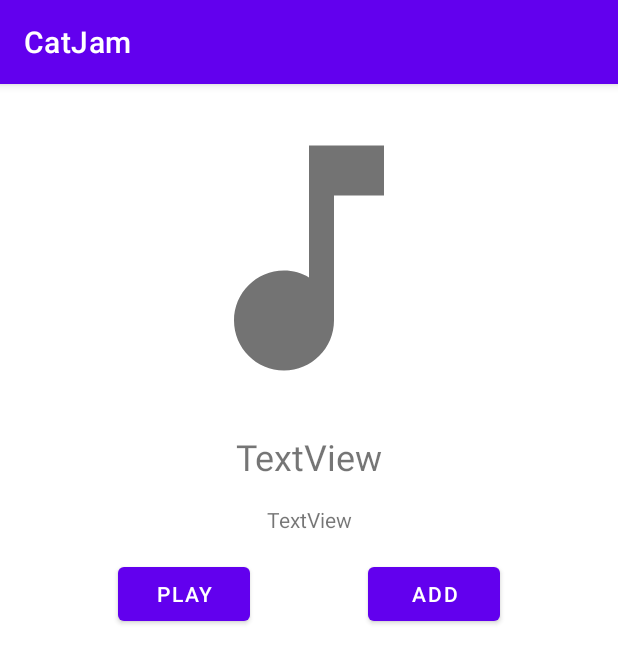
After one commit to adnan-mujagic/catjam2.0, an Android app: the RecommendationDetails screen opened directly, with no data from a screen before it, on a phone screen of 412 x 824 dp. The commit adds this screen. Shown: the top 663 px of the screen. Run offline under Robolectric (Android 15) with nearby library versions, the phone set to English and light mode, and no system bars; our stand-ins replace Firebase (no records; nobody signed in at launch, a user with empty details on screens opened directly).

Commit message:
You can now add Recommended Songs to your Playlists

```diff
--- a/app/src/main/AndroidManifest.xml
+++ b/app/src/main/AndroidManifest.xml
@@ -11,6 +11,8 @@
         android:roundIcon="@mipmap/ic_launcher_round"
         android:supportsRtl="true"
         android:theme="@style/Theme.Catjam2">
+        <activity android:name=".activities.PickPlaylist"></activity>
+        <activity android:name=".activities.RecommendationDetails" />
         <activity android:name=".activities.Splash">
             <intent-filter>
                 <action android:name="android.intent.action.MAIN" />
@@ -22,9 +24,7 @@
         <activity android:name=".activities.SongDetails" />
         <activity android:name=".activities.PlaylistDetails" />
         <activity android:name=".activities.RegisterActivity" />
-        <activity android:name=".activities.LoginActivity">
-
-        </activity>
+        <activity android:name=".activities.LoginActivity" />
         <activity android:name=".activities.MainActivity" />
     </application>
 
--- a/app/src/main/java/com/example/catjam2/activities/PlaylistDetails.java
+++ b/app/src/main/java/com/example/catjam2/activities/PlaylistDetails.java
@@ -116,7 +116,7 @@ public class PlaylistDetails extends AppCompatActivity {
         if(songs.size() == 0){
             Toast.makeText(this, "You don't have any songs on this playlist!", Toast.LENGTH_SHORT).show();
         } else {
-            int a = rand.nextInt(songs.size());
+            int a = rand.nextInt(songs.size()-1);
             Song randSong = songs.get(a);
             Intent intent = new Intent(getBaseContext(), SongDetails.class);
 
--- /dev/null
+++ b/app/src/main/java/com/example/catjam2/activities/RecommendationDetails.java
@@ -0,0 +1,94 @@
+package com.example.catjam2.activities;
+
+import androidx.annotation.NonNull;
+import androidx.appcompat.app.AppCompatActivity;
+
+import android.content.Intent;
+import android.os.Bundle;
+import android.view.View;
+import android.widget.Button;
+import android.widget.ImageView;
+import android.widget.TextView;
+import android.widget.Toast;
+
+import com.example.catjam2.R;
+import com.example.catjam2.classes.Song;
+import com.example.catjam2.fragments.HomeFragment;
+import com.google.firebase.database.DataSnapshot;
+import com.google.firebase.database.DatabaseError;
+import com.google.firebase.database.DatabaseReference;
+import com.google.firebase.database.FirebaseDatabase;
+import com.google.firebase.database.ValueEventListener;
+
+import java.util.ArrayList;
+import java.util.List;
+
+public class RecommendationDetails extends AppCompatActivity {
+    String songId;
+    List<Song> songs;
+
+    Button playButton, addButton;
+    TextView recommendationName, recommendationArtist;
+    String songURL;
+    ImageView recommendationImage;
+
+    public static final String EXTRA_COVER = "EXTRA_COVER";
+    public static final String EXTRA_SONG_NAME = "EXTRA_SONG_NAME";
+    public static final String EXTRA_ARTIST_NAME = "EXTRA_ARTIST_NAME";
+    public static final String EXTRA_SONG_URL = "EXTRA_SONG_URL";
+
+    @Override
+    protected void onCreate(Bundle savedInstanceState) {
+        super.onCreate(savedInstanceState);
+        setContentView(R.layout.activity_recommendation_details);
+        songId=null;
+        songs=new ArrayList<>();
+        playButton = findViewById(R.id.recommendation_play_button);
+        addButton = findViewById(R.id.recommendation_add_button);
+        recommendationArtist = findViewById(R.id.recommendation_artist_text);
+        recommendationName = findViewById(R.id.recommendation_title_text);
+        recommendationImage = findViewById(R.id.recommendation_image);
+        recommendationImage.setImageResource(R.drawable.ic_baseline_music_note_24);
+        FirebaseDatabase database = FirebaseDatabase.getInstance();
+        DatabaseReference ref = database.getReference("recommendations");
+
+        Bundle extras = getIntent().getExtras();
+        if(extras!=null){
+            songId=extras.getString(HomeFragment.EXTRA_SONG_NAME);
+            songURL = extras.getString(HomeFragment.EXTRA_SONG_URL);
+
+            recommendationName.setText(extras.getString(HomeFragment.EXTRA_SONG_NAME));
+            recommendationArtist.setText(extras.getString(HomeFragment.EXTRA_ARTIST_NAME));
+            //WE NEED TO RETRIEVE A LIST OF RECOMMENDATIONS FROM THE DATABASE!
+
+            ref.addValueEventListener(new ValueEventListener() {
+                @Override
+                public void onDataChange(@NonNull DataSnapshot snapshot) {
+                    songs.clear();
+                    for(DataSnapshot songSnap : snapshot.child("songs").getChildren()){
+                        Song song = songSnap.getValue(Song.class);
+                        song.setCover(R.drawable.ic_baseline_music_note_24);
+                        songs.add(song);
+                    }
+                }
+
+                @Override
+                public void onCancelled(@NonNull DatabaseError error) {
+                    Toast.makeText(RecommendationDetails.this, "Oops, something went wrong!", Toast.LENGTH_SHORT).show();
+                }
+            });
+        }
+    }
+
+    public void add(View view){
+        Bundle extras = getIntent().getExtras();
+        Intent intent = new Intent(this,PickPlaylist.class);
+        intent.putExtra(EXTRA_SONG_NAME,extras.getString(HomeFragment.EXTRA_SONG_NAME));
+        intent.putExtra(EXTRA_SONG_URL,extras.getString(HomeFragment.EXTRA_SONG_URL));
+        intent.putExtra(EXTRA_ARTIST_NAME,extras.getString(HomeFragment.EXTRA_ARTIST_NAME));
+        intent.putExtra(EXTRA_COVER,extras.getString(HomeFragment.EXTRA_COVER));
+        startActivity(intent);
+    }
+
+
+}
--- a/app/src/main/java/com/example/catjam2/activities/Splash.java
+++ b/app/src/main/java/com/example/catjam2/activities/Splash.java
@@ -19,8 +19,8 @@ public class Splash extends AppCompatActivity {
         setContentView(R.layout.activity_splash);
 
         img = findViewById(R.id.logo);
-        img.setImageResource(R.drawable.ic_baseline_music_note_24);
-        img.setColorFilter(Color.CYAN);
+        //img.setImageResource(R.drawable.ic_baseline_music_note_24);
+        //img.setColorFilter(Color.CYAN);
 
         Thread background = new Thread() {
             public void run() {
--- a/app/src/main/java/com/example/catjam2/fragments/PlaylistsFragment.java
+++ b/app/src/main/java/com/example/catjam2/fragments/PlaylistsFragment.java
@@ -66,7 +66,7 @@ public class PlaylistsFragment extends Fragment {
 
             @Override
             public void onCancelled(@NonNull DatabaseError error) {
-                Toast.makeText(getContext(), error.toString(), Toast.LENGTH_SHORT).show();
+                Toast.makeText(getContext(), "Oops, something went wrong!", Toast.LENGTH_SHORT).show();
             }
         });
 
--- /dev/null
+++ b/app/src/main/res/layout/activity_recommendation_details.xml
@@ -0,0 +1,72 @@
+<?xml version="1.0" encoding="utf-8"?>
+<androidx.constraintlayout.widget.ConstraintLayout xmlns:android="http://schemas.android.com/apk/res/android"
+    xmlns:app="http://schemas.android.com/apk/res-auto"
+    xmlns:tools="http://schemas.android.com/tools"
+    android:layout_width="match_parent"
+    android:layout_height="match_parent"
+    tools:context=".activities.RecommendationDetails">
+
+    <ImageView
+        android:id="@+id/recommendation_image"
+        android:layout_width="200dp"
+        android:layout_height="200dp"
+        android:layout_marginTop="16dp"
+        app:layout_constraintEnd_toEndOf="parent"
+        app:layout_constraintStart_toStartOf="parent"
+        app:layout_constraintTop_toTopOf="parent"
+        tools:srcCompat="@tools:sample/avatars" />
+
+    <Button
+        android:id="@+id/recommendation_play_button"
+        android:layout_width="wrap_content"
+        android:layout_height="wrap_content"
+        android:layout_marginStart="16dp"
+        android:layout_marginLeft="16dp"
+        android:layout_marginTop="16dp"
+        android:layout_marginEnd="16dp"
+        android:layout_marginRight="16dp"
+        android:text="Play"
+        app:layout_constraintEnd_toStartOf="@+id/recommendation_add_button"
+        app:layout_constraintHorizontal_bias="0.5"
+        app:layout_constraintStart_toStartOf="parent"
+        app:layout_constraintTop_toBottomOf="@+id/recommendation_artist_text" />
+
+    <Button
+        android:id="@+id/recommendation_add_button"
+        android:layout_width="wrap_content"
+        android:layout_height="wrap_content"
+        android:layout_marginTop="16dp"
+        android:layout_marginEnd="16dp"
+        android:layout_marginRight="16dp"
+        android:onClick="add"
+        android:text="Add"
+        app:layout_constraintEnd_toEndOf="parent"
+        app:layout_constraintHorizontal_bias="0.5"
+        app:layout_constraintStart_toEndOf="@+id/recommendation_play_button"
+        app:layout_constraintTop_toBottomOf="@+id/recommendation_artist_text" />
+
+    <TextView
+        android:id="@+id/recommendation_title_text"
+        android:layout_width="wrap_content"
+        android:layout_height="wrap_content"
+        android:layout_marginStart="8dp"
+        android:layout_marginLeft="8dp"
+        android:layout_marginTop="16dp"
+        android:layout_marginEnd="8dp"
+        android:layout_marginRight="8dp"
+        android:text="TextView"
+        android:textSize="24sp"
+        app:layout_constraintEnd_toEndOf="parent"
+        app:layout_constraintStart_toStartOf="parent"
+        app:layout_constraintTop_toBottomOf="@+id/recommendation_image" />
+
+    <TextView
+        android:id="@+id/recommendation_artist_text"
+        android:layout_width="wrap_content"
+        android:layout_height="wrap_content"
+        android:layout_marginTop="16dp"
+        android:text="TextView"
+        app:layout_constraintEnd_toEndOf="parent"
+        app:layout_constraintStart_toStartOf="parent"
+        app:layout_constraintTop_toBottomOf="@+id/recommendation_title_text" />
+</androidx.constraintlayout.widget.ConstraintLayout>
```
Also changed, not shown: app/src/main/java/com/example/catjam2/activities/PickPlaylist.java (added, +90 -0 lines), app/src/main/java/com/example/catjam2/fragments/HomeFragment.java (+21 -2 lines), app/src/main/res/layout/activity_pick_playlist.xml (added, +34 -0 lines), app/src/main/res/layout/custom_recommendation_item.xml (+0 -21 lines).
